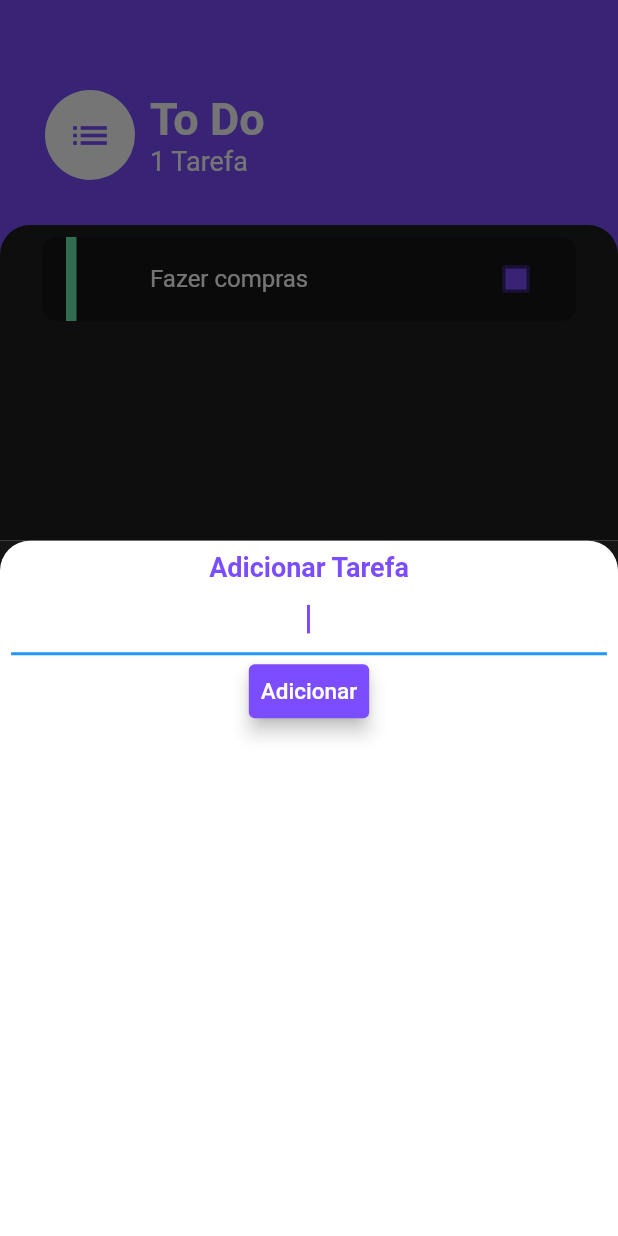
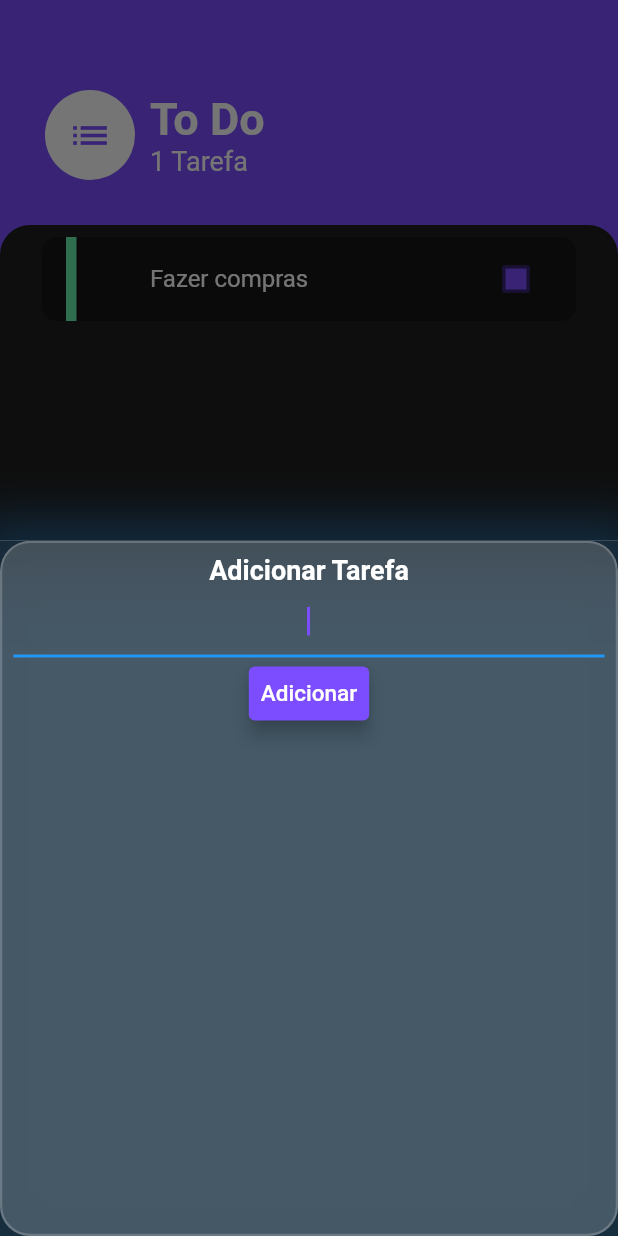
Before and after one commit to Cleber4/to_do_list, a Flutter app: the screen it shows after launch, after a tap on the "add" icon, on a phone screen of 412 x 824 dp. Run offline on Flutter 3.47's test engine with Material 2 defaults, Android fonts, the phone set to English and light mode, and no system bars.

Commit message:
[#09] - Glassmorphism

```diff
--- a/lib/screens/add_task_screen.dart
+++ b/lib/screens/add_task_screen.dart
@@ -1,3 +1,5 @@
+import 'dart:ui';
+
 import 'package:flutter/cupertino.dart';
 import 'package:flutter/material.dart';
 import 'package:provider/provider.dart';
@@ -11,12 +13,38 @@ class AddTaskScreen extends StatelessWidget {
     return Container(
       color: Color(0XFF151515),
       child: Container(
-        padding: EdgeInsets.all(7.4),
         decoration: BoxDecoration(
-          color: Colors.white,
+          boxShadow: [
+            BoxShadow(
+              blurRadius: 24.0,
+              spreadRadius: 16.0,
+              color: Colors.blue.withOpacity(0.2),
+            ),
+          ],
+        ),
+        child: ClipRRect(
           borderRadius: BorderRadius.only(
             topLeft: Radius.circular(20.0),
             topRight: Radius.circular(20.0),
+          ),
+          child: BackdropFilter(
+            filter: ImageFilter.blur(
+              sigmaX: 40.0,
+              sigmaY: 40.0,
+            ),
+            child: Container(
+              padding: EdgeInsets.all(7.4),
+              decoration: BoxDecoration(
+                color: Colors.white.withOpacity(0.2),
+                borderRadius: BorderRadius.only(
+                  topLeft: Radius.circular(20.0),
+                  topRight: Radius.circular(20.0),
+                  bottomLeft: Radius.circular(20.0),
+                  bottomRight: Radius.circular(20.0),
+                ),
+                border: Border.all(
+                  width: 1.5,
+                  color: Colors.white.withOpacity(0.2),
                 ),
               ),
               child: Column(
@@ -25,7 +53,7 @@ class AddTaskScreen extends StatelessWidget {
                     'Adicionar Tarefa',
                     textAlign: TextAlign.center,
                     style: TextStyle(
-                  color: Colors.deepPurpleAccent,
+                        color: Colors.white,
                         fontSize: 18.0,
                         fontWeight: FontWeight.bold),
                   ),
@@ -33,6 +61,7 @@ class AddTaskScreen extends StatelessWidget {
                     autofocus: true,
                     cursorColor: Colors.deepPurpleAccent,
                     textAlign: TextAlign.center,
+                    style: TextStyle(color: Colors.white),
                     onChanged: (newText) {
                       newTask = newText;
                     },
@@ -49,13 +78,65 @@ class AddTaskScreen extends StatelessWidget {
                       elevation: 5,
                     ),
                     onPressed: () {
-                Provider.of<TaskData>(context, listen: false).addTask(newTask!);
+                      Provider.of<TaskData>(context, listen: false)
+                          .addTask(newTask!);
                       Navigator.pop(context);
                     },
                   ),
                 ],
               ),
             ),
+          ),
+        ),
+      ),
     );
   }
 }
+
+
+// Container(
+//         padding: EdgeInsets.all(7.4),
+//         decoration: BoxDecoration(
+//           color: Colors.white,
+//           borderRadius: BorderRadius.only(
+//             topLeft: Radius.circular(20.0),
+//             topRight: Radius.circular(20.0),
+//           ),
+//         ),
+//         child: Column(
+//           children: [
+//             Text(
+//               'Adicionar Tarefa',
+//               textAlign: TextAlign.center,
+//               style: TextStyle(
+//                   color: Colors.deepPurpleAccent,
+//                   fontSize: 18.0,
+//                   fontWeight: FontWeight.bold),
+//             ),
+//             TextField(
+//               autofocus: true,
+//               cursorColor: Colors.deepPurpleAccent,
+//               textAlign: TextAlign.center,
+//               onChanged: (newText) {
+//                 newTask = newText;
+//               },
+//             ),
+//             TextButton(
+//               child: Text(
+//                 'Adicionar',
+//                 style: TextStyle(fontSize: 15.0),
+//               ),
+//               style: TextButton.styleFrom(
+//                 primary: Colors.white,
+//                 backgroundColor: Colors.deepPurpleAccent,
+//                 shadowColor: Colors.black,
+//                 elevation: 5,
+//               ),
+//               onPressed: () {
+//                 Provider.of<TaskData>(context, listen: false).addTask(newTask!);
+//                 Navigator.pop(context);
+//               },
+//             ),
+//           ],
+//         ),
+//       ),
```
Lines whose indentation alone changed are shown as unchanged.
